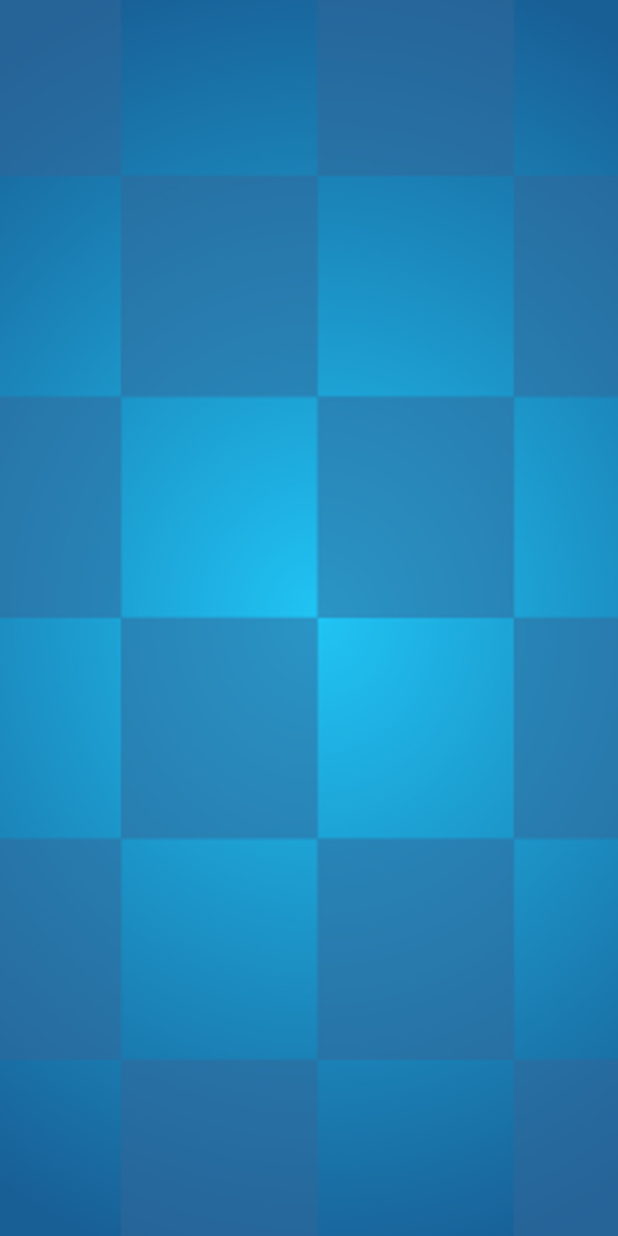
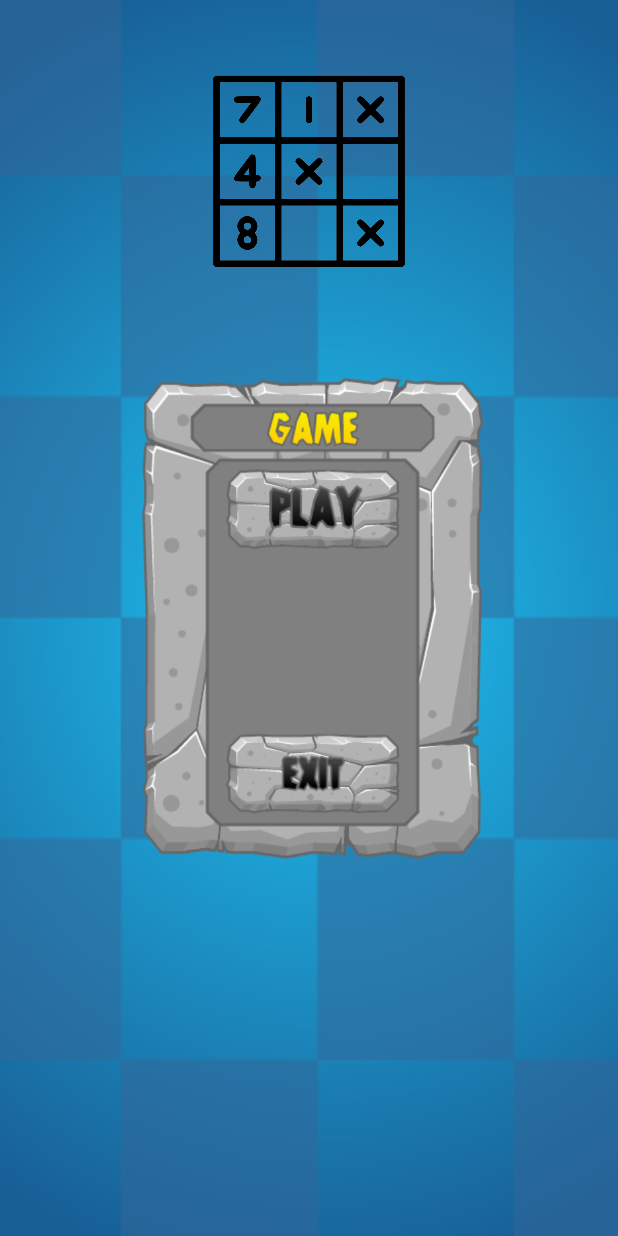
Before and after one commit to darango401/juego2, an Android app: the MenuActivity screen opened directly, with no data from a screen before it, on a phone screen of 412 x 824 dp. Run offline under Robolectric (Android 15) with nearby library versions, the phone set to English and light mode, and no system bars.

Commit message:
Menu y Popup niveles

```diff
--- a/app/src/main/java/com/example/sudoku_app/MenuActivity.java
+++ b/app/src/main/java/com/example/sudoku_app/MenuActivity.java
@@ -3,13 +3,25 @@ package com.example.sudoku_app;
 import androidx.appcompat.app.AppCompatActivity;
 
 import android.app.Activity;
+import android.content.Intent;
 import android.os.Bundle;
+import android.view.View;
+import android.widget.Button;
+import android.widget.PopupMenu;
 
 public class MenuActivity extends Activity {
-
+    Button buttonJugar;
     @Override
     protected void onCreate(Bundle savedInstanceState) {
         super.onCreate(savedInstanceState);
         setContentView(R.layout.activity_menu);
+        buttonJugar = (Button)findViewById(R.id.buttonJugar);
+        buttonJugar.setOnClickListener(new View.OnClickListener() {
+            @Override
+            public void onClick(View view){
+                Intent i = new Intent(getApplicationContext(), MenuPopup.class);
+                startActivity(i);
+            }
+        });
     }
 }
--- a/app/src/main/res/layout/activity_menu.xml
+++ b/app/src/main/res/layout/activity_menu.xml
@@ -7,4 +7,48 @@
     android:background="@drawable/background"
     tools:context=".MenuActivity">
 
+    <ImageView
+        android:id="@+id/imageView3"
+        android:layout_width="406dp"
+        android:layout_height="732dp"
+        android:src="@drawable/menu"
+        app:layout_constraintBottom_toBottomOf="parent"
+        app:layout_constraintEnd_toEndOf="parent"
+        app:layout_constraintStart_toStartOf="parent"
+        app:layout_constraintTop_toTopOf="parent" />
+
+    <ImageView
+        android:id="@+id/imageView"
+        android:layout_width="141dp"
+        android:layout_height="137dp"
+        android:layout_marginTop="44dp"
+        android:src="@drawable/logo"
+        app:layout_constraintEnd_toEndOf="parent"
+        app:layout_constraintStart_toStartOf="parent"
+        app:layout_constraintTop_toTopOf="parent" />
+
+    <Button
+        android:id="@+id/buttonJugar"
+        android:layout_width="123dp"
+        android:layout_height="57dp"
+        android:background="#00FFFFFF"
+        app:layout_constraintBottom_toBottomOf="parent"
+        app:layout_constraintEnd_toEndOf="parent"
+        app:layout_constraintStart_toStartOf="parent"
+        app:layout_constraintTop_toTopOf="parent"
+        app:layout_constraintVertical_bias="0.4" />
+
+    <Button
+        android:id="@+id/buttonSalir"
+        android:layout_width="117dp"
+        android:layout_height="59dp"
+        android:layout_marginTop="124dp"
+        android:background="#00FFFFFF"
+        app:layout_constraintBottom_toBottomOf="@+id/imageView3"
+        app:layout_constraintEnd_toEndOf="parent"
+        app:layout_constraintHorizontal_bias="0.51"
+        app:layout_constraintStart_toStartOf="parent"
+        app:layout_constraintTop_toBottomOf="@+id/buttonJugar"
+        app:layout_constraintVertical_bias="0.0" />
+
 </androidx.constraintlayout.widget.ConstraintLayout>
--- a/app/src/main/res/values/colors.xml
+++ b/app/src/main/res/values/colors.xml
@@ -7,4 +7,5 @@
     <color name="teal_700">#FF018786</color>
     <color name="black">#FF000000</color>
     <color name="white">#FFFFFFFF</color>
+    <color name="transparent">#00000000</color>
 </resources>
--- /dev/null
+++ b/app/src/main/res/values/styles.xml
@@ -0,0 +1,11 @@
+<?xml version="1.0" encoding="utf-8"?>
+<resources>
+    <style name="AppTheme.PopMe">
+        <item name="android:windowIsTranslucent">true</item>
+        <item name="android:windowCloseOnTouchOutside">true</item>
+        <item name="android:windowBackground">@android:color/transparent</item>
+
+    </style>
+
+    <style name="AppTheme">AppTheme</style>
+</resources>
```
Also changed, not shown: app/src/main/AndroidManifest.xml (+10 -3 lines), app/src/main/java/com/example/sudoku_app/MenuPopup.java (added, +32 -0 lines), app/src/main/java/com/example/sudoku_app/NivelActivity.java (added, +15 -0 lines), app/src/main/res/layout/activity_menu_popup.xml (added, +19 -0 lines), app/src/main/res/layout/activity_nivel.xml (added, +10 -0 lines), app/src/main/res/drawable/menu.png (added), app/src/main/res/drawable/niveles.png (added).
